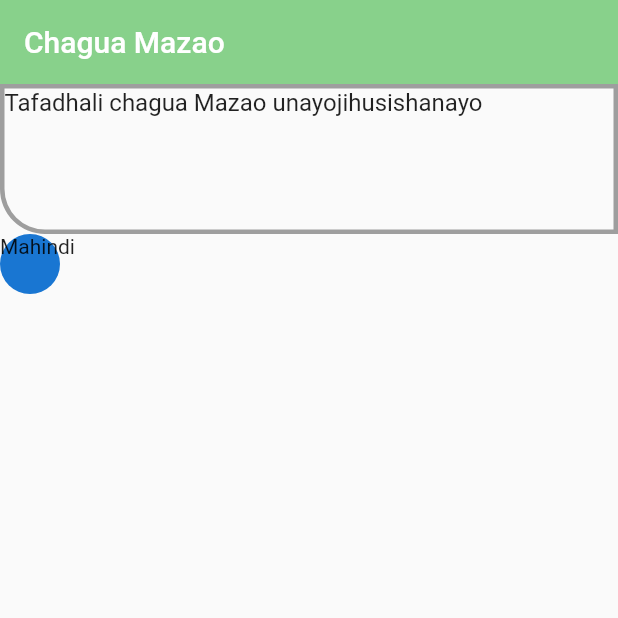
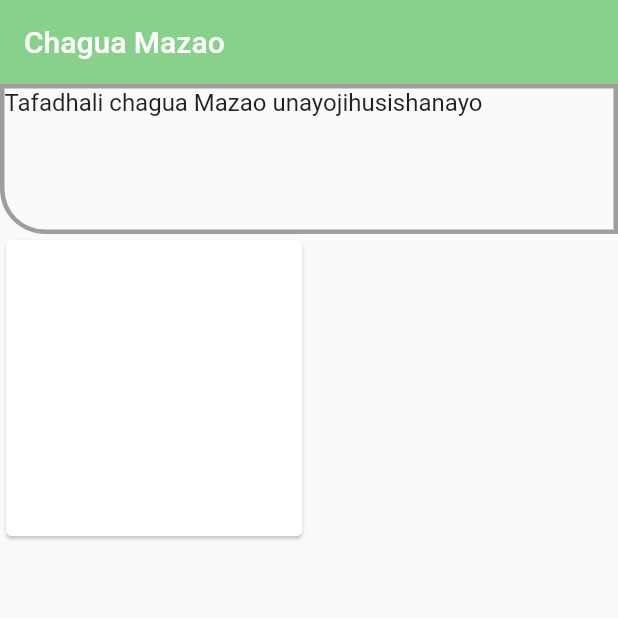
Before and after one commit to zuberypima/farmersoko, a Flutter app: the screen it shows after launch, on a phone screen of 412 x 824 dp, the top half of it. Run offline on Flutter 3.47's test engine with Material 2 defaults, Android fonts, the phone set to English and light mode, and no system bars.

Commit message:
update screens

```diff
--- a/lib/screens/select_crop_page.dart
+++ b/lib/screens/select_crop_page.dart
@@ -1,6 +1,7 @@
 // ignore_for_file: avoid_unnecessary_containers, sized_box_for_whitespace
 
 import 'package:farmsoko/utilities/constantscolors.dart';
+import 'package:farmsoko/widgets/cropcard.dart';
 import 'package:flutter/material.dart';
 
 class SelecteCropPage extends StatefulWidget {
@@ -35,24 +36,27 @@ class _SelecteCropPageState extends State<SelecteCropPage> {
             ),
           ),
           Container(
-              height: MediaQuery.of(context).size.height,
+            height: MediaQuery.of(context).size.height,
+            child: GridView.count(
+              crossAxisSpacing: 1,
+              mainAxisSpacing: 7,
+              crossAxisCount: 2,
+              children: <Widget>[
+                Card(
 
-              child: GridView(
-                gridDelegate: SliverGridDelegateWithFixedCrossAxisCount(
-                    crossAxisCount: 2),
-                children: [
-                  Container(
-                    height: 100,
-                    decoration: BoxDecoration(),
-                    child: Stack(
-
+                  child: SizedBox(
+                    height: 30,
+                    child: Column(
                       children: [
-                      CircleAvatar(),
-                      Text('Mahindi')
-                    ],),
-                  )
-                   ],
-              ))
+                        Container(),
+                        Container(),
+                        ],
+                    ),
+                  ),
+                ),
+              ],
+            ),
+          )
         ],
       ),
     );
```
Also changed, not shown: lib/widgets/cropcard.dart (added, +18 -0 lines).
